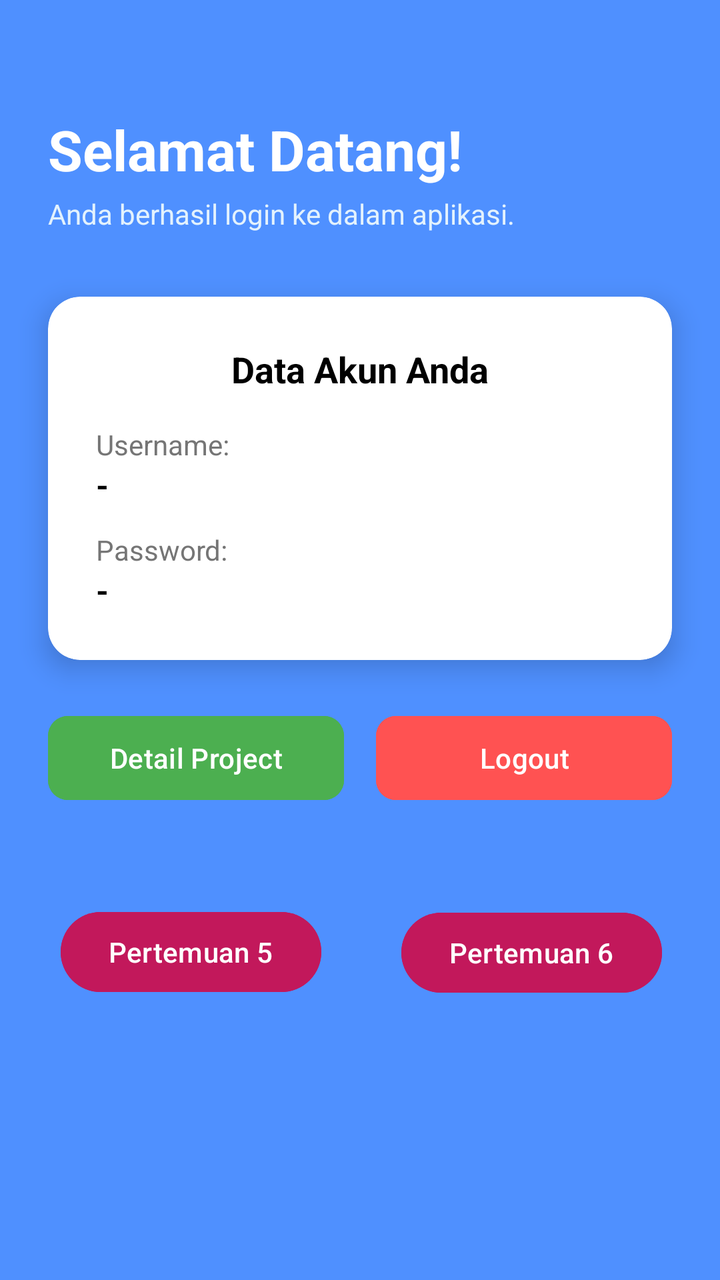
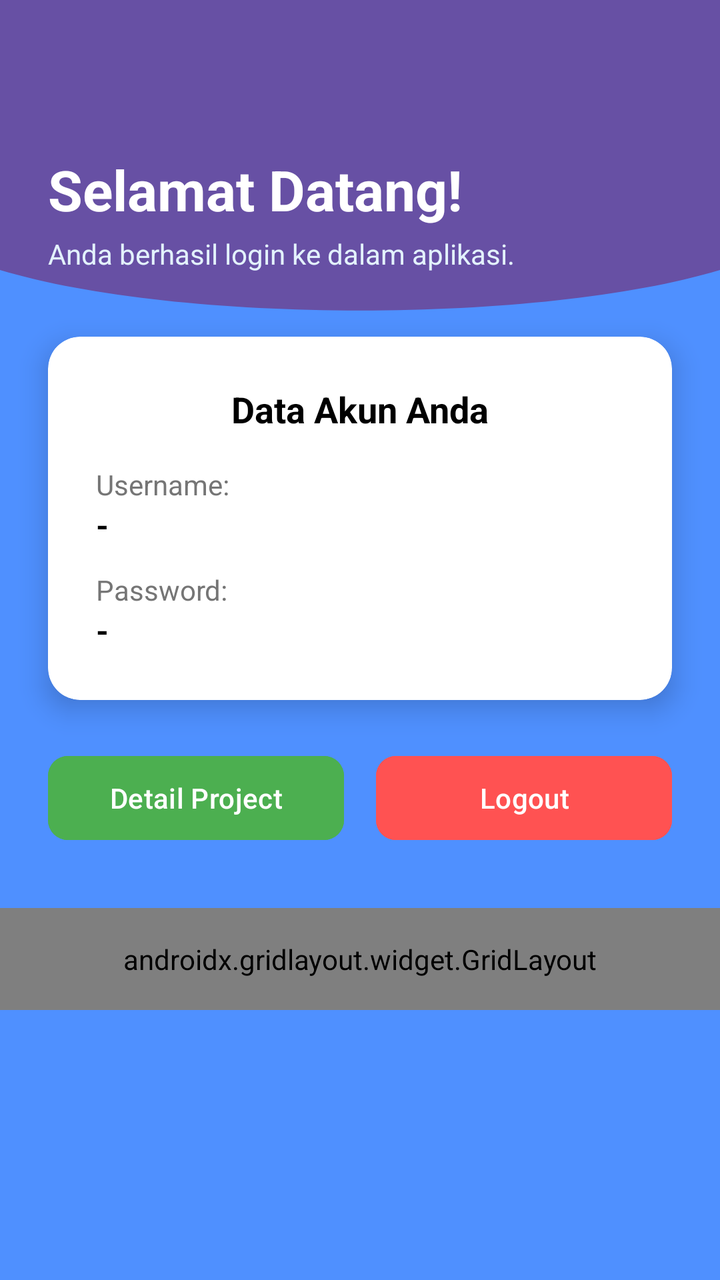

Before-and-after screenshots of an Android layout around one commit, followed by the original layout XML and the change that was made.
<!-- AndroidManifest.xml: application theme Theme.Aditya_3TIA -->
<!-- res/layout/fragment_home.xml -->
<?xml version="1.0" encoding="utf-8"?>
<androidx.constraintlayout.widget.ConstraintLayout xmlns:android="http://schemas.android.com/apk/res/android"
    xmlns:tools="http://schemas.android.com/tools"
    android:layout_width="match_parent"
    android:layout_height="match_parent"
    xmlns:app="http://schemas.android.com/apk/res-auto"
    android:background="@color/biru"
    tools:context=".Home.HomeFragment">

    






    <androidx.appcompat.widget.Toolbar
        android:id="@+id/toolbar"
        android:layout_width="match_parent"
        android:layout_height="?attr/actionBarSize"
        android:background="#03A9F4"
        app:layout_constraintEnd_toEndOf="parent"
        app:layout_constraintStart_toStartOf="parent"
        app:layout_constraintTop_toTopOf="parent"
        app:subtitleTextColor="@android:color/white"
        app:titleTextColor="@android:color/white"/>
    <View
        android:id="@+id/header_bg"
        android:layout_width="match_parent"
        android:layout_height="180dp"
        android:background="@color/biru"
        app:layout_constraintStart_toStartOf="parent"
        app:layout_constraintTop_toTopOf="parent" />

    <TextView
        android:id="@+id/tvWelcome"
        android:layout_width="wrap_content"
        android:layout_height="wrap_content"
        android:layout_marginStart="24dp"
        android:layout_marginTop="56dp"
        android:text="Selamat Datang!"
        android:textColor="@color/white"
        android:textSize="28sp"
        android:textStyle="bold"
        app:layout_constraintStart_toStartOf="parent"
        app:layout_constraintTop_toTopOf="parent" />

    <TextView
        android:id="@+id/tvSubtitle"
        android:layout_width="wrap_content"
        android:layout_height="wrap_content"
        android:layout_marginStart="24dp"
        android:layout_marginTop="4dp"
        android:text="Anda berhasil login ke dalam aplikasi."
        android:textColor="#E3F2FD"
        android:textSize="14sp"
        app:layout_constraintStart_toStartOf="parent"
        app:layout_constraintTop_toBottomOf="@id/tvWelcome" />

    
    <androidx.cardview.widget.CardView
        android:id="@+id/cardData"
        android:layout_width="match_parent"
        android:layout_height="wrap_content"
        android:layout_marginHorizontal="24dp"
        android:layout_marginTop="32dp"
        app:cardCornerRadius="16dp"
        app:cardElevation="8dp"
        app:layout_constraintEnd_toEndOf="parent"
        app:layout_constraintStart_toStartOf="parent"
        app:layout_constraintTop_toBottomOf="@id/tvSubtitle">

        <LinearLayout
            android:layout_width="match_parent"
            android:layout_height="wrap_content"
            android:orientation="vertical"
            android:padding="24dp">

            <TextView
                android:layout_width="match_parent"
                android:layout_height="wrap_content"
                android:text="Data Akun Anda"
                android:textColor="@color/black"
                android:textSize="18sp"
                android:textStyle="bold"
                android:gravity="center"
                android:layout_marginBottom="16dp"/>

            <TextView
                android:layout_width="wrap_content"
                android:layout_height="wrap_content"
                android:text="Username:"
                android:textColor="#757575"
                android:textSize="14sp" />

            <TextView
                android:id="@+id/tvResultUsername"
                android:layout_width="match_parent"
                android:layout_height="wrap_content"
                android:text="-"
                android:textColor="@color/black"
                android:textSize="16sp"
                android:textStyle="bold"
                android:layout_marginBottom="12dp"/>

            <TextView
                android:layout_width="wrap_content"
                android:layout_height="wrap_content"
                android:text="Password:"
                android:textColor="#757575"
                android:textSize="14sp" />

            <TextView
                android:id="@+id/tvResultPassword"
                android:layout_width="match_parent"
                android:layout_height="wrap_content"
                android:text="-"
                android:textColor="@color/black"
                android:textSize="16sp"
                android:textStyle="bold" />

        </LinearLayout>
    </androidx.cardview.widget.CardView>

    
    <LinearLayout
        android:id="@+id/linearLayout"
        android:layout_width="match_parent"
        android:layout_height="wrap_content"
        android:layout_marginHorizontal="24dp"
        android:layout_marginTop="24dp"
        android:orientation="horizontal"
        android:weightSum="2"
        app:layout_constraintEnd_toEndOf="parent"
        app:layout_constraintStart_toStartOf="parent"
        app:layout_constraintTop_toBottomOf="@id/cardData">

        <Button
            android:id="@+id/btnDetail"
            android:layout_width="0dp"
            android:layout_height="50dp"
            android:layout_marginEnd="8dp"
            android:layout_weight="1"
            android:backgroundTint="#4CAF50"
            android:text="Detail Project"
            app:cornerRadius="10dp" />

        <Button
            android:id="@+id/btnLogout"
            android:layout_width="0dp"
            android:layout_height="50dp"
            android:layout_marginStart="8dp"
            android:layout_weight="1"
            android:backgroundTint="#FF5252"
            android:text="Logout"
            app:cornerRadius="10dp" />

    </LinearLayout>

    <Button
        android:id="@+id/btnToLima"
        android:layout_width="wrap_content"
        android:layout_height="wrap_content"
        android:layout_marginBottom="92dp"
        android:backgroundTint="#C2185B"
        android:text="Pertemuan 5"
        app:layout_constraintBottom_toBottomOf="parent"
        app:layout_constraintEnd_toEndOf="parent"
        app:layout_constraintHorizontal_bias="0.132"
        app:layout_constraintStart_toStartOf="parent"
        app:layout_constraintTop_toBottomOf="@+id/linearLayout" />

    <Button
        android:id="@+id/btnToEnam"
        android:layout_width="wrap_content"
        android:layout_height="wrap_content"
        android:layout_marginBottom="92dp"
        android:backgroundTint="#C2185B"
        android:text="Pertemuan 6"
        app:layout_constraintBottom_toBottomOf="parent"
        app:layout_constraintEnd_toEndOf="parent"
        app:layout_constraintHorizontal_bias="0.58"
        app:layout_constraintStart_toEndOf="@+id/btnToLima"
        app:layout_constraintTop_toBottomOf="@+id/linearLayout"
        app:layout_constraintVertical_bias="0.502" />

</androidx.constraintlayout.widget.ConstraintLayout>
<!-- resources referenced by this layout -->
<resources>
  <color name="biru">#4f90ff</color>
  <color name="black">#FF000000</color>
  <color name="white">#FFFFFFFF</color>
  <style name="Theme.Aditya_3TIA" parent="Base.Theme.Aditya_3TIA" />
  <style name="Base.Theme.Aditya_3TIA" parent="Theme.Material3.DayNight.NoActionBar">
          
          
      </style>
</resources>

<!-- the commit's change to res/layout/fragment_home.xml (unified diff, before → after) -->
@@ -7,37 +7,32 @@
     android:background="@color/biru"
     tools:context=".Home.HomeFragment">
 
-    
-
-
-
-
-
+    <View
+        android:id="@+id/header_bg"
+        android:layout_width="match_parent"
+        android:layout_height="180dp"
+        android:background="@drawable/bg_header_wave"
+        app:layout_constraintStart_toStartOf="parent"
+        app:layout_constraintTop_toTopOf="parent" />
 
     <androidx.appcompat.widget.Toolbar
         android:id="@+id/toolbar"
         android:layout_width="match_parent"
         android:layout_height="?attr/actionBarSize"
-        android:background="#03A9F4"
+        android:background="@android:color/transparent"
         app:layout_constraintEnd_toEndOf="parent"
         app:layout_constraintStart_toStartOf="parent"
         app:layout_constraintTop_toTopOf="parent"
         app:subtitleTextColor="@android:color/white"
         app:titleTextColor="@android:color/white"/>
-    <View
-        android:id="@+id/header_bg"
-        android:layout_width="match_parent"
-        android:layout_height="180dp"
-        android:background="@color/biru"
-        app:layout_constraintStart_toStartOf="parent"
-        app:layout_constraintTop_toTopOf="parent" />
+
 
     <TextView
         android:id="@+id/tvWelcome"
         android:layout_width="wrap_content"
         android:layout_height="wrap_content"
         android:layout_marginStart="24dp"
-        android:layout_marginTop="56dp"
+        android:layout_marginTop="76dp"
         android:text="Selamat Datang!"
         android:textColor="@color/white"
         android:textSize="28sp"
@@ -56,7 +51,6 @@
         android:textSize="14sp"
         app:layout_constraintStart_toStartOf="parent"
         app:layout_constraintTop_toBottomOf="@id/tvWelcome" />
-
     
     <androidx.cardview.widget.CardView
         android:id="@+id/cardData"
@@ -72,19 +66,19 @@
 
         <LinearLayout
             android:layout_width="match_parent"
-            android:layout_height="wrap_content"
+            android:layout_height="match_parent"
             android:orientation="vertical"
             android:padding="24dp">
 
             <TextView
                 android:layout_width="match_parent"
                 android:layout_height="wrap_content"
+                android:layout_marginBottom="16dp"
+                android:gravity="center"
                 android:text="Data Akun Anda"
                 android:textColor="@color/black"
                 android:textSize="18sp"
-                android:textStyle="bold"
-                android:gravity="center"
-                android:layout_marginBottom="16dp"/>
+                android:textStyle="bold" />
 
             <TextView
                 android:layout_width="wrap_content"
@@ -97,11 +91,11 @@
                 android:id="@+id/tvResultUsername"
                 android:layout_width="match_parent"
                 android:layout_height="wrap_content"
+                android:layout_marginBottom="12dp"
                 android:text="-"
                 android:textColor="@color/black"
                 android:textSize="16sp"
-                android:textStyle="bold"
-                android:layout_marginBottom="12dp"/>
+                android:textStyle="bold" />
 
             <TextView
                 android:layout_width="wrap_content"
@@ -157,31 +151,46 @@
 
     </LinearLayout>
 
-    <Button
-        android:id="@+id/btnToLima"
-        android:layout_width="wrap_content"
+    <androidx.gridlayout.widget.GridLayout
+        android:id="@+id/gridMenu"
+        android:layout_width="0dp"
         android:layout_height="wrap_content"
-        android:layout_marginBottom="92dp"
-        android:backgroundTint="#C2185B"
-        android:text="Pertemuan 5"
-        app:layout_constraintBottom_toBottomOf="parent"
+        android:layout_marginTop="104dp"
+        android:padding="16dp"
+        app:columnCount="2"
         app:layout_constraintEnd_toEndOf="parent"
-        app:layout_constraintHorizontal_bias="0.132"
+        app:layout_constraintHorizontal_bias="0.0"
         app:layout_constraintStart_toStartOf="parent"
-        app:layout_constraintTop_toBottomOf="@+id/linearLayout" />
+        app:layout_constraintTop_toBottomOf="@+id/cardData"
+        app:useDefaultMargins="true">
 
-    <Button
-        android:id="@+id/btnToEnam"
-        android:layout_width="wrap_content"
-        android:layout_height="wrap_content"
-        android:layout_marginBottom="92dp"
-        android:backgroundTint="#C2185B"
-        android:text="Pertemuan 6"
-        app:layout_constraintBottom_toBottomOf="parent"
-        app:layout_constraintEnd_toEndOf="parent"
-        app:layout_constraintHorizontal_bias="0.58"
-        app:layout_constraintStart_toEndOf="@+id/btnToLima"
-        app:layout_constraintTop_toBottomOf="@+id/linearLayout"
-        app:layout_constraintVertical_bias="0.502" />
+        <Button
+            android:id="@+id/btnToLima"
+            android:layout_width="wrap_content"
+            android:layout_height="wrap_content"
+            android:backgroundTint="#C2185B"
+            android:text="Pertemuan 5"
+            app:layout_columnWeight="1"
+            app:layout_gravity="fill_horizontal" />
+
+        <Button
+            android:id="@+id/btnToEnam"
+            android:layout_width="wrap_content"
+            android:layout_height="wrap_content"
+            android:backgroundTint="#C2185B"
+            android:text="Pertemuan 6"
+            app:layout_columnWeight="1"
+            app:layout_gravity="fill_horizontal" />
+
+        <Button
+            android:id="@+id/btnToNinth"
+            android:layout_width="wrap_content"
+            android:layout_height="wrap_content"
+            android:backgroundTint="#C2185B"
+            android:text="Pertemuan 9"
+            app:layout_columnWeight="1"
+            app:layout_gravity="fill_horizontal" />
+
+    </androidx.gridlayout.widget.GridLayout>
 
 </androidx.constraintlayout.widget.ConstraintLayout>
<!-- resource entries referenced after the edit -->
@@ -3,6 +3,18 @@
   <color name="biru">#4f90ff</color>
   <color name="black">#FF000000</color>
   <color name="white">#FFFFFFFF</color>
+  <!-- drawable bg_header_wave (drawable) -->
+  <?xml version="1.0" encoding="utf-8"?>
+  <vector xmlns:android="http://schemas.android.com/apk/res/android"
+      android:width="100dp"
+      android:height="100dp"
+      android:viewportWidth="100"
+      android:viewportHeight="100">
+      <path
+          android:fillColor="?attr/colorPrimary"
+          android:pathData="M0,0 L100,0 L100,75 C75,90 25,90 0,75 Z" />
+  
+  </vector>
   <style name="Theme.Aditya_3TIA" parent="Base.Theme.Aditya_3TIA" />
   <style name="Base.Theme.Aditya_3TIA" parent="Theme.Material3.DayNight.NoActionBar">
           
